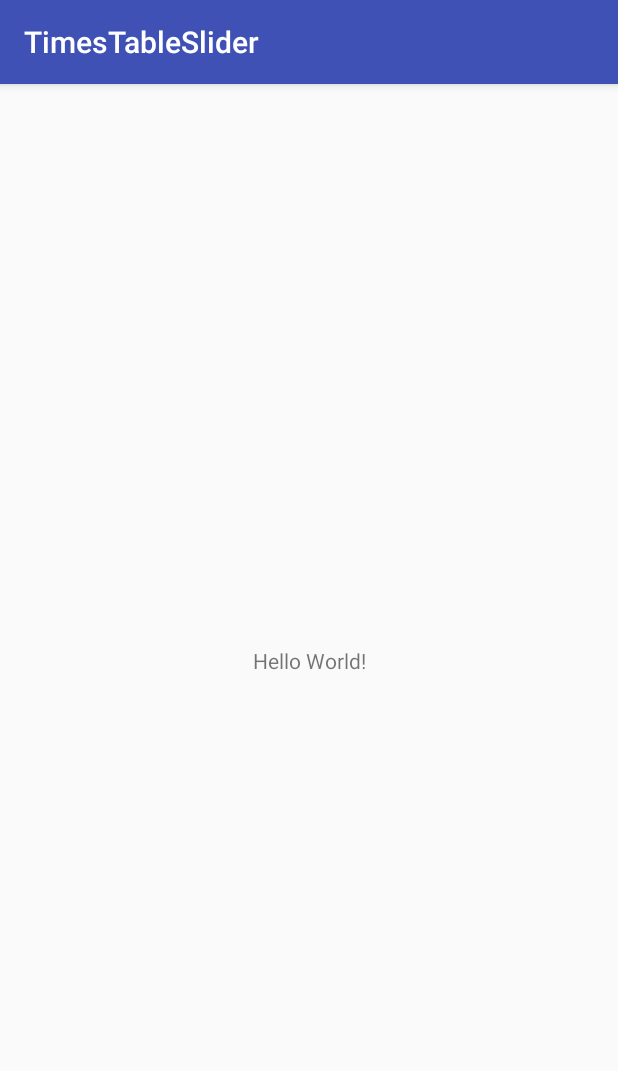
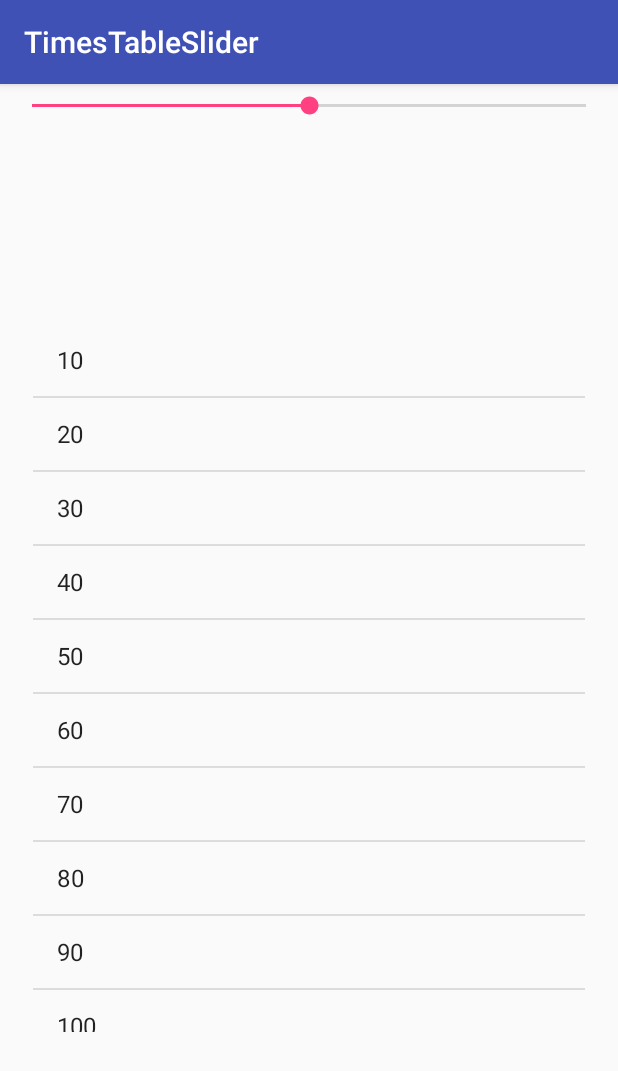
Before and after one commit to Brianw9/AppDev, an Android app: the screen it shows after launch (MainActivity), on a phone screen of 412 x 824 dp. Shown: the top 1071 px of the screen. Run offline under Robolectric (Android 15) with nearby library versions, the phone set to English and light mode, and no system bars.

Commit message:
Times tables to 100 slider complete

```diff
--- a/TimesTableSlider/app/src/main/java/com/example/brian/timestableslider/MainActivity.java
+++ b/TimesTableSlider/app/src/main/java/com/example/brian/timestableslider/MainActivity.java
@@ -2,12 +2,69 @@ package com.example.brian.timestableslider;
 
 import android.support.v7.app.AppCompatActivity;
 import android.os.Bundle;
+import android.util.Log;
+import android.widget.ArrayAdapter;
+import android.widget.ListView;
+import android.widget.SeekBar;
+
+import java.util.ArrayList;
 
 public class MainActivity extends AppCompatActivity {
+
+    ListView timesTablesListView;
+
+    public void generateTimesTable(int timesTableNumber) {
+        ArrayList<String> timesTableContent = new ArrayList<String>();
+
+        for (int j = 1; j <= 100; j++) {
+            timesTableContent.add(Integer.toString(j * timesTableNumber));
+        }
+        ArrayAdapter<String> arrayAdapter = new ArrayAdapter<String>(this, android.R.layout.simple_list_item_1, timesTableContent);
+        timesTablesListView.setAdapter(arrayAdapter);
+    }
 
     @Override
     protected void onCreate(Bundle savedInstanceState) {
         super.onCreate(savedInstanceState);
         setContentView(R.layout.activity_main);
+
+        final SeekBar timesTablesSeekBar = findViewById(R.id.timesTablesSeekBar);
+        timesTablesListView  = findViewById(R.id.timesTablesListView);
+
+        int max = 20;
+        int startingPosition = 10;
+
+        timesTablesSeekBar.setMax(20);
+        timesTablesSeekBar.setProgress(10);
+
+        generateTimesTable(startingPosition);
+
+        timesTablesSeekBar.setOnSeekBarChangeListener(new SeekBar.OnSeekBarChangeListener() {
+            @Override
+            public void onProgressChanged(SeekBar seekBar, int i, boolean b) {
+                int min = 1;
+                int timesTableNumber;
+
+                if (i < min) {
+                    timesTableNumber = min;
+                    timesTablesSeekBar.setProgress(min);
+                } else {
+                    timesTableNumber = i;
+                }
+                Log.i("Seekbar Value: ", Integer.toString(timesTableNumber));
+
+                generateTimesTable(timesTableNumber);
+            }
+
+            @Override
+            public void onStartTrackingTouch(SeekBar seekBar) {
+
+            }
+
+            @Override
+            public void onStopTrackingTouch(SeekBar seekBar) {
+
+            }
+        });
     }
 }
--- a/TimesTableSlider/app/src/main/res/layout/activity_main.xml
+++ b/TimesTableSlider/app/src/main/res/layout/activity_main.xml
@@ -6,13 +6,28 @@
     android:layout_height="match_parent"
     tools:context="com.example.brian.timestableslider.MainActivity">
 
-    <TextView
-        android:layout_width="wrap_content"
+    <SeekBar
+        android:id="@+id/timesTablesSeekBar"
+        android:layout_width="0dp"
         android:layout_height="wrap_content"
-        android:text="Hello World!"
-        app:layout_constraintBottom_toBottomOf="parent"
-        app:layout_constraintLeft_toLeftOf="parent"
-        app:layout_constraintRight_toRightOf="parent"
+        android:layout_marginEnd="5dp"
+        android:layout_marginStart="5dp"
+        android:layout_marginTop="5dp"
+        app:layout_constraintEnd_toEndOf="parent"
+        app:layout_constraintStart_toStartOf="parent"
         app:layout_constraintTop_toTopOf="parent" />
 
+    <ListView
+        android:id="@+id/timesTablesListView"
+        android:layout_width="368dp"
+        android:layout_height="472dp"
+        android:layout_marginBottom="8dp"
+        android:layout_marginEnd="8dp"
+        android:layout_marginStart="8dp"
+        android:layout_marginTop="8dp"
+        app:layout_constraintBottom_toBottomOf="parent"
+        app:layout_constraintEnd_toEndOf="parent"
+        app:layout_constraintStart_toStartOf="parent"
+        app:layout_constraintTop_toBottomOf="@+id/timesTablesSeekBar" />
+
 </android.support.constraint.ConstraintLayout>
```
